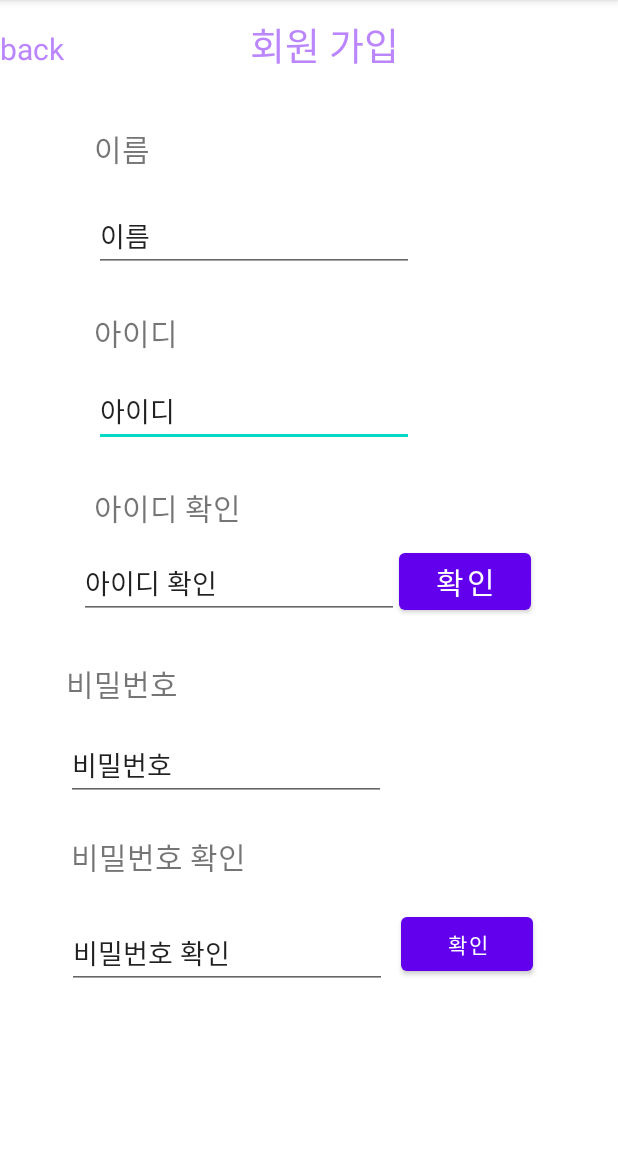
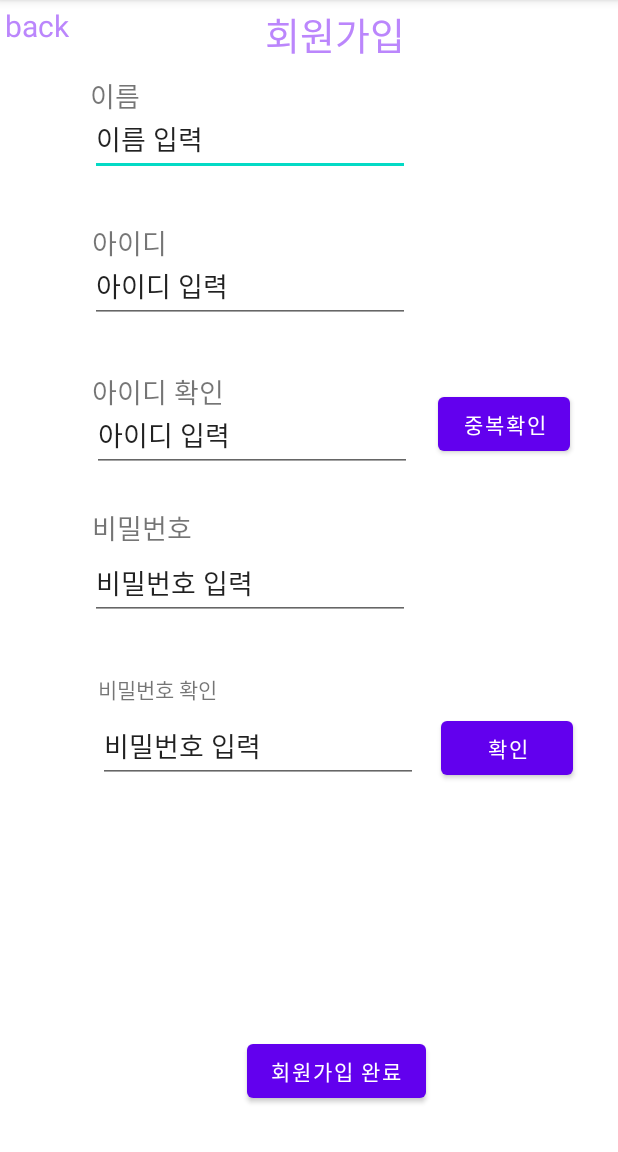
Before and after one commit to ayhappy99/vgprogram, an Android app: the signup screen opened directly, with no data from a screen before it, on a phone screen of 412 x 824 dp, the part 84-1236 px from its top. Run offline under Robolectric (Android 15) with nearby library versions, the phone set to English and light mode, and no system bars.

Commit message:
freshman first commit

```diff
--- a/app/src/main/res/layout/activity_signup.xml
+++ b/app/src/main/res/layout/activity_signup.xml
@@ -6,190 +6,172 @@
     android:layout_height="match_parent"
     tools:context=".signup">
 
-    <LinearLayout
-        android:id="@+id/linearLayout3"
-        android:layout_width="0dp"
-        android:layout_height="0dp"
-        android:orientation="vertical"
-        app:layout_constraintBottom_toBottomOf="parent"
+    <TextView
+        android:id="@+id/signup"
+        android:layout_width="wrap_content"
+        android:layout_height="wrap_content"
+        android:layout_marginTop="3dp"
+        android:layout_marginEnd="142dp"
+        android:text="회원가입"
+        android:textColor="@color/purple_200"
+        android:textSize="25dp"
         app:layout_constraintEnd_toEndOf="parent"
-        app:layout_constraintStart_toStartOf="parent"
-        app:layout_constraintTop_toTopOf="parent"></LinearLayout>
-
-    <LinearLayout
-        android:id="@+id/linearLayout4"
-        android:layout_width="0dp"
-        android:layout_height="wrap_content"
-        android:layout_marginTop="10dp"
-        android:orientation="horizontal"
-        app:layout_constraintEnd_toEndOf="parent"
-        app:layout_constraintStart_toStartOf="parent"
-        app:layout_constraintTop_toTopOf="@+id/linearLayout3">
+        app:layout_constraintTop_toTopOf="parent" />
 
     <TextView
         android:id="@+id/back"
         android:layout_width="wrap_content"
         android:layout_height="wrap_content"
-            android:layout_weight="1.7"
+        android:layout_marginStart="3dp"
+        android:layout_marginTop="3dp"
         android:text="back"
         android:textColor="@color/purple_200"
-            android:textSize="20dp" />
-
-        <TextView
-            android:id="@+id/signup"
-            android:layout_width="wrap_content"
-            android:layout_height="wrap_content"
-            android:layout_marginBottom="20dp"
-            android:layout_weight="2"
-            android:text="회원 가입"
-            android:textColor="@color/purple_200"
-            android:textSize="25dp" />
-    </LinearLayout>
-
-
-    <ScrollView
-        android:id="@+id/scrollView3"
-        android:layout_width="0dp"
-        android:layout_height="0dp"
-        app:layout_constraintBottom_toBottomOf="parent"
-        app:layout_constraintEnd_toEndOf="parent"
+        android:textSize="20dp"
         app:layout_constraintStart_toStartOf="parent"
-        app:layout_constraintTop_toTopOf="parent"></ScrollView>
-
-    <EditText
-        android:id="@+id/editTextTextPersonName2"
-        android:layout_width="wrap_content"
-        android:layout_height="wrap_content"
-        android:layout_marginTop="14dp"
-        android:ems="10"
-        android:inputType="textPersonName"
-        android:text="아이디"
-        app:layout_constraintStart_toStartOf="@+id/textView3"
-        app:layout_constraintTop_toBottomOf="@+id/textView3" />
-
-    <Button
-        android:id="@+id/button"
-        android:layout_width="wrap_content"
-        android:layout_height="wrap_content"
-        android:layout_marginEnd="5dp"
-        android:text="확인"
-        android:textSize="20sp"
-        app:layout_constraintBaseline_toBaselineOf="@+id/editTextTextPersonName3"
-        app:layout_constraintEnd_toEndOf="parent"
-        app:layout_constraintStart_toEndOf="@+id/editTextTextPersonName3" />
-
-    <EditText
-        android:id="@+id/editTextTextPersonName"
-        android:layout_width="wrap_content"
-        android:layout_height="wrap_content"
-        android:layout_marginTop="20dp"
-        android:ems="10"
-        android:inputType="textPersonName"
-        android:text="이름"
-        app:layout_constraintStart_toStartOf="@+id/textView2"
-        app:layout_constraintTop_toBottomOf="@+id/textView2" />
-
-    <EditText
-        android:id="@+id/editTextTextPersonName3"
-        android:layout_width="wrap_content"
-        android:layout_height="wrap_content"
-        android:layout_marginTop="12dp"
-        android:ems="10"
-        android:inputType="textPersonName"
-        android:text="아이디 확인"
-        app:layout_constraintEnd_toStartOf="@+id/button"
-        app:layout_constraintHorizontal_chainStyle="packed"
-        app:layout_constraintStart_toStartOf="parent"
-        app:layout_constraintTop_toBottomOf="@+id/textView4" />
-
-    <TextView
-        android:id="@+id/textView3"
-        android:layout_width="wrap_content"
-        android:layout_height="wrap_content"
-        android:layout_marginTop="25dp"
-        android:text="아이디"
-        android:textSize="20sp"
-        app:layout_constraintStart_toStartOf="@+id/editTextTextPersonName"
-        app:layout_constraintTop_toBottomOf="@+id/editTextTextPersonName" />
-
-    <TextView
-        android:id="@+id/textView2"
-        android:layout_width="wrap_content"
-        android:layout_height="wrap_content"
-        android:layout_marginTop="84dp"
-        android:text="이름"
-        android:textSize="20sp"
-        app:layout_constraintEnd_toEndOf="@+id/textView5"
-        app:layout_constraintStart_toStartOf="@+id/textView5"
         app:layout_constraintTop_toTopOf="parent" />
 
     <TextView
-        android:id="@+id/textView4"
+        android:id="@+id/signName"
         android:layout_width="wrap_content"
         android:layout_height="wrap_content"
-        android:layout_marginTop="25dp"
-        android:text="아이디 확인"
-        android:textSize="20sp"
-        app:layout_constraintStart_toStartOf="@+id/editTextTextPersonName2"
-        app:layout_constraintTop_toBottomOf="@+id/editTextTextPersonName2" />
+        android:layout_marginStart="60dp"
+        android:layout_marginTop="50dp"
+        android:text="이름"
+        android:textSize="18dp"
+        app:layout_constraintStart_toStartOf="parent"
+        app:layout_constraintTop_toTopOf="parent" />
+
+    <EditText
+        android:id="@+id/signNameTxet"
+        android:layout_width="wrap_content"
+        android:layout_height="wrap_content"
+        android:layout_marginTop="19dp"
+        android:ems="10"
+        android:inputType="textPersonName"
+        android:minHeight="48dp"
+        android:text="이름 입력"
+        app:layout_constraintStart_toStartOf="@+id/signName"
+        app:layout_constraintTop_toTopOf="@+id/signName" />
+
+
+    <EditText
+        android:id="@+id/signIdText"
+        android:layout_width="wrap_content"
+        android:layout_height="wrap_content"
+        android:layout_marginTop="50dp"
+        android:ems="10"
+        android:inputType="textPersonName"
+        android:minHeight="48dp"
+        android:text="아이디 입력"
+        app:layout_constraintEnd_toEndOf="@+id/signNameTxet"
+        app:layout_constraintStart_toStartOf="@+id/signNameTxet"
+        app:layout_constraintTop_toBottomOf="@+id/signNameTxet" />
 
     <TextView
-        android:id="@+id/textView5"
+        android:id="@+id/signId"
         android:layout_width="wrap_content"
         android:layout_height="wrap_content"
-        android:layout_marginStart="44dp"
-        android:layout_marginTop="28dp"
-        android:text="비밀번호"
-        android:textSize="20sp"
-        app:layout_constraintStart_toStartOf="parent"
-        app:layout_constraintTop_toBottomOf="@+id/editTextTextPersonName3" />
+        android:layout_marginStart="1dp"
+        android:layout_marginBottom="40dp"
+        android:text="아이디"
+        android:textSize="18dp"
+        app:layout_constraintBottom_toBottomOf="@+id/signIdText"
+        app:layout_constraintStart_toStartOf="@+id/signIdText" />
+
+    <TextView
+        android:id="@+id/signIdCheck"
+        android:layout_width="wrap_content"
+        android:layout_height="wrap_content"
+        android:layout_marginStart="1dp"
+        android:layout_marginTop="32dp"
+        android:text="아이디 확인"
+        android:textSize="18dp"
+        app:layout_constraintStart_toStartOf="@+id/signIdText"
+        app:layout_constraintTop_toBottomOf="@+id/signIdText" />
 
     <EditText
-        android:id="@+id/editTextTextPersonName4"
+        android:id="@+id/signIdCheckText"
         android:layout_width="wrap_content"
         android:layout_height="wrap_content"
-        android:layout_marginTop="16dp"
+        android:layout_marginTop="19dp"
         android:ems="10"
         android:inputType="textPersonName"
-        android:text="비밀번호"
-        app:layout_constraintStart_toStartOf="@+id/textView5"
-        app:layout_constraintTop_toBottomOf="@+id/textView5" />
+        android:minHeight="48dp"
+        android:text="아이디 입력"
+        app:layout_constraintStart_toStartOf="@+id/signIdCheck"
+        app:layout_constraintTop_toTopOf="@+id/signIdCheck" />
 
     <TextView
-        android:id="@+id/textView6"
+        android:id="@+id/signPW"
         android:layout_width="wrap_content"
         android:layout_height="wrap_content"
-        android:layout_marginStart="3dp"
-        android:layout_marginTop="22dp"
-        android:text="비밀번호 확인"
-        android:textSize="20sp"
-        app:layout_constraintStart_toStartOf="@+id/editTextTextPersonName4"
-        app:layout_constraintTop_toBottomOf="@+id/editTextTextPersonName4" />
+        android:layout_marginTop="23dp"
+        android:text="비밀번호"
+        android:textSize="18dp"
+        app:layout_constraintStart_toStartOf="@+id/signIdCheckText"
+        app:layout_constraintTop_toBottomOf="@+id/signIdCheckText" />
+
+    <Button
+        android:id="@+id/button1"
+        android:layout_width="wrap_content"
+        android:layout_height="wrap_content"
+        android:layout_marginEnd="32dp"
+        android:layout_marginBottom="8dp"
+        android:text="중복확인"
+        app:layout_constraintBottom_toBottomOf="@+id/signIdCheckText"
+        app:layout_constraintEnd_toEndOf="parent" />
 
     <EditText
-        android:id="@+id/editTextTextPersonName5"
+        android:id="@+id/signPWText"
         android:layout_width="wrap_content"
         android:layout_height="wrap_content"
-        android:layout_marginTop="26dp"
-        android:layout_marginEnd="9dp"
         android:ems="10"
         android:inputType="textPersonName"
+        android:minHeight="48dp"
+        android:text="비밀번호 입력"
+        app:layout_constraintEnd_toEndOf="@+id/signIdText"
+        app:layout_constraintStart_toStartOf="@+id/signIdText"
+        app:layout_constraintTop_toBottomOf="@+id/signPW" />
+
+    <TextView
+        android:id="@+id/signPWCheck"
+        android:layout_width="wrap_content"
+        android:layout_height="wrap_content"
+        android:layout_marginStart="5dp"
+        android:layout_marginTop="35dp"
         android:text="비밀번호 확인"
-        app:layout_constraintEnd_toStartOf="@+id/button2"
-        app:layout_constraintHorizontal_chainStyle="packed"
-        app:layout_constraintStart_toStartOf="parent"
-        app:layout_constraintTop_toBottomOf="@+id/textView6" />
+        app:layout_constraintStart_toStartOf="@+id/signPWText"
+        app:layout_constraintTop_toBottomOf="@+id/signPWText" />
+
+    <EditText
+        android:id="@+id/signPWCheckText"
+        android:layout_width="wrap_content"
+        android:layout_height="wrap_content"
+        android:layout_marginTop="4dp"
+        android:ems="10"
+        android:inputType="textPersonName"
+        android:minHeight="48dp"
+        android:text="비밀번호 입력"
+        app:layout_constraintStart_toStartOf="@+id/signPWCheck"
+        app:layout_constraintTop_toBottomOf="@+id/signPWCheck" />
 
     <Button
         android:id="@+id/button2"
         android:layout_width="wrap_content"
         android:layout_height="wrap_content"
-        android:layout_marginEnd="12dp"
-        android:layout_marginBottom="6dp"
+        android:layout_marginEnd="30dp"
         android:text="확인"
-        app:layout_constraintBottom_toBottomOf="@+id/editTextTextPersonName5"
-        app:layout_constraintEnd_toEndOf="parent"
-        app:layout_constraintStart_toEndOf="@+id/editTextTextPersonName5" />
+        app:layout_constraintBaseline_toBaselineOf="@+id/signPWCheckText"
+        app:layout_constraintEnd_toEndOf="parent" />
 
+    <Button
+        android:id="@+id/signFinish"
+        android:layout_width="wrap_content"
+        android:layout_height="wrap_content"
+        android:layout_marginEnd="10dp"
+        android:layout_marginBottom="30dp"
+        android:text="회원가입 완료"
+        app:layout_constraintBottom_toBottomOf="parent"
+        app:layout_constraintEnd_toStartOf="@+id/button2" />
 
 </androidx.constraintlayout.widget.ConstraintLayout>
```
Lines whose indentation alone changed are shown as unchanged.
